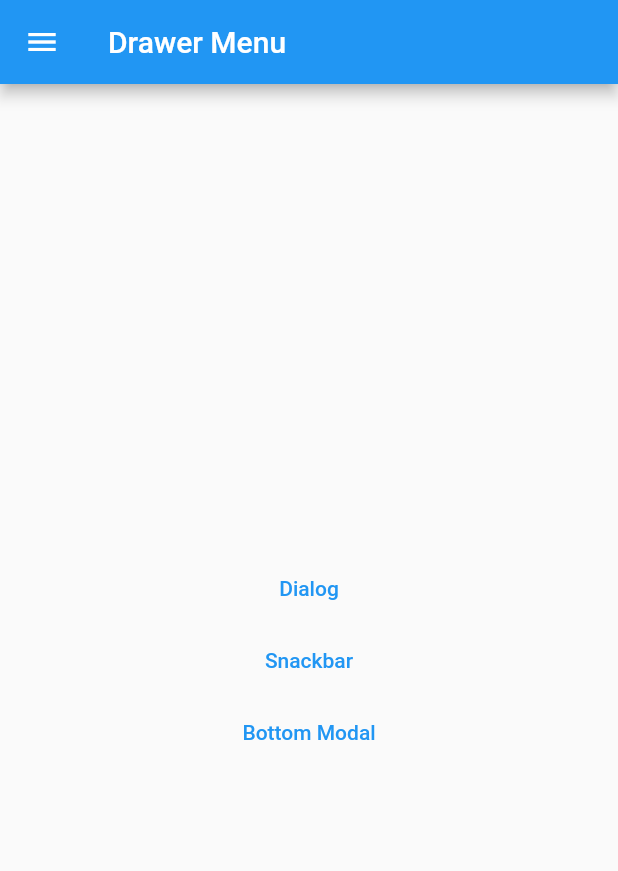
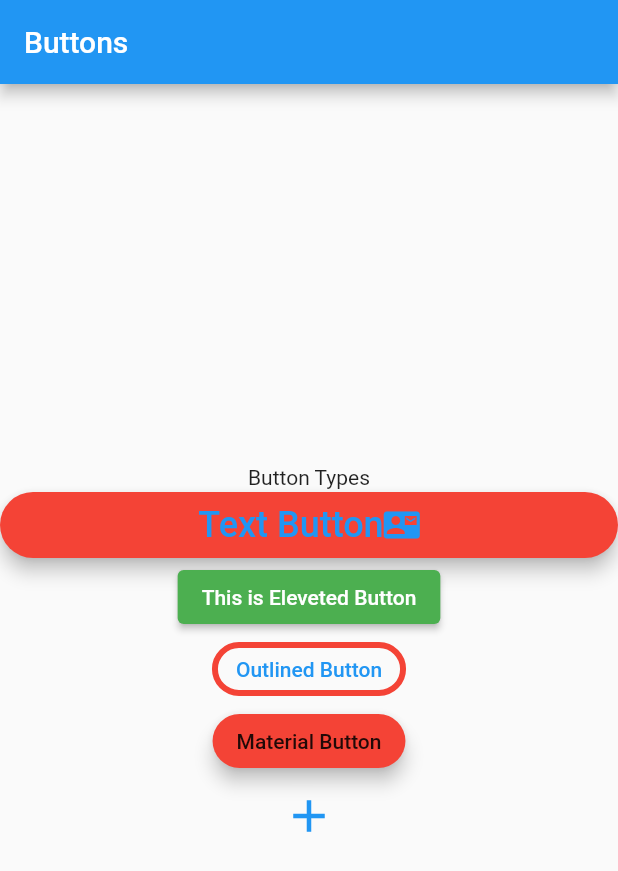
Before and after one commit to AlokMishra01/basic_flutter, a Flutter app: the screen it shows after launch, on a phone screen of 412 x 824 dp. Shown: the top 871 px of the screen. Run offline on Flutter 3.47's test engine with Material 2 defaults, Android fonts, the phone set to English and light mode, and no system bars.

Commit message:
8/27/2021

```diff
--- /dev/null
+++ b/lib/bittons_view.dart
@@ -0,0 +1,108 @@
+import 'package:flutter/material.dart';
+
+class ButtonsView extends StatefulWidget {
+  const ButtonsView({ Key? key }) : super(key: key);
+
+  @override
+  _ButtonsViewState createState() => _ButtonsViewState();
+}
+
+class _ButtonsViewState extends State<ButtonsView> {
+  @override
+  Widget build(BuildContext context) {
+    return Scaffold(
+      appBar: AppBar(title: Text('Buttons'),),
+      body: Column(
+        mainAxisAlignment: MainAxisAlignment.center,
+        crossAxisAlignment: CrossAxisAlignment.center,
+        children: [
+          Container(
+            width: double.infinity,
+          ),
+          Text(
+            'Button Types',
+
+          ),
+          TextButton(
+            child: Row(
+              mainAxisAlignment: MainAxisAlignment.center,
+              children: [
+                Text(
+              'Text Button',
+              style: TextStyle(
+              fontSize: 24,
+              color: Colors.blue,
+            ),
+            ),
+            Icon(Icons.contact_mail),
+              ],
+            ),
+            onPressed: () {
+              print('Text Button is pressed');
+            },
+            style: TextButton.styleFrom(
+              backgroundColor: Colors.red,
+              elevation: 5,
+              shape: RoundedRectangleBorder(
+                borderRadius: BorderRadius.circular(36),
+              )
+            ),
+          ),
+          ElevatedButton(
+            child: Text('This is Eleveted Button'),
+            onPressed: () {
+              print('Eleveted Button is pressed');
+            },
+            onLongPress: () {
+              print('Eleveted Button is long pressed');
+            },
+            style: ElevatedButton.styleFrom(
+              primary: Colors.green,
+              onSurface: Colors.red,
+            ),
+          ),
+          OutlinedButton(
+            onPressed: () {
+              print('Outlined Button is pressed');
+            },
+            child: Text('Outlined Button'),
+            style: OutlinedButton.styleFrom(
+              side: BorderSide(
+                color: Colors.red,
+                width: 4,
+              ),
+              shape: RoundedRectangleBorder(
+                borderRadius: BorderRadius.circular(36),
+              ),
+            ),
+          ),
+          MaterialButton(
+            child: Text(
+              'Material Button'
+            ),
+            onPressed: () {
+              print('Material Button is pressed');
+            },
+            color: Colors.red,
+            elevation: 5,
+            shape: RoundedRectangleBorder(
+                borderRadius: BorderRadius.circular(36),
+              ),
+          ),
+
+          IconButton(
+            onPressed: () {
+              print('Icon Button is pressed');
+            },
+            icon: Icon(
+              Icons.add,
+            ),
+            color: Colors.blue,
+            iconSize: 36,
+            tooltip: 'Icon Button',
+          ),
+        ],
+      ),
+    );
+  }
+}
--- a/lib/main.dart
+++ b/lib/main.dart
@@ -1,7 +1,10 @@
+import 'package:basic_flutter/bittons_view.dart';
+import 'package:basic_flutter/bottom_nav_bar.dart';
 import 'package:basic_flutter/drawer_view.dart';
 import 'package:basic_flutter/list_view.dart';
 import 'package:basic_flutter/multi/grid_view.dart';
 import 'package:basic_flutter/multi/stack_view.dart';
+import 'package:basic_flutter/tab_view.dart';
 import 'package:flutter/material.dart';
 
 void main() {
@@ -17,7 +20,7 @@ class MyApp extends StatelessWidget {
       theme: ThemeData(
         primarySwatch: Colors.blue,
       ),
-      home: DrawerView(),
+      home: ButtonsView(),
     );
   }
 }
```
Also changed, not shown: lib/bottom_nav_bar.dart (added, +74 -0 lines), lib/tab_view.dart (added, +92 -0 lines).
